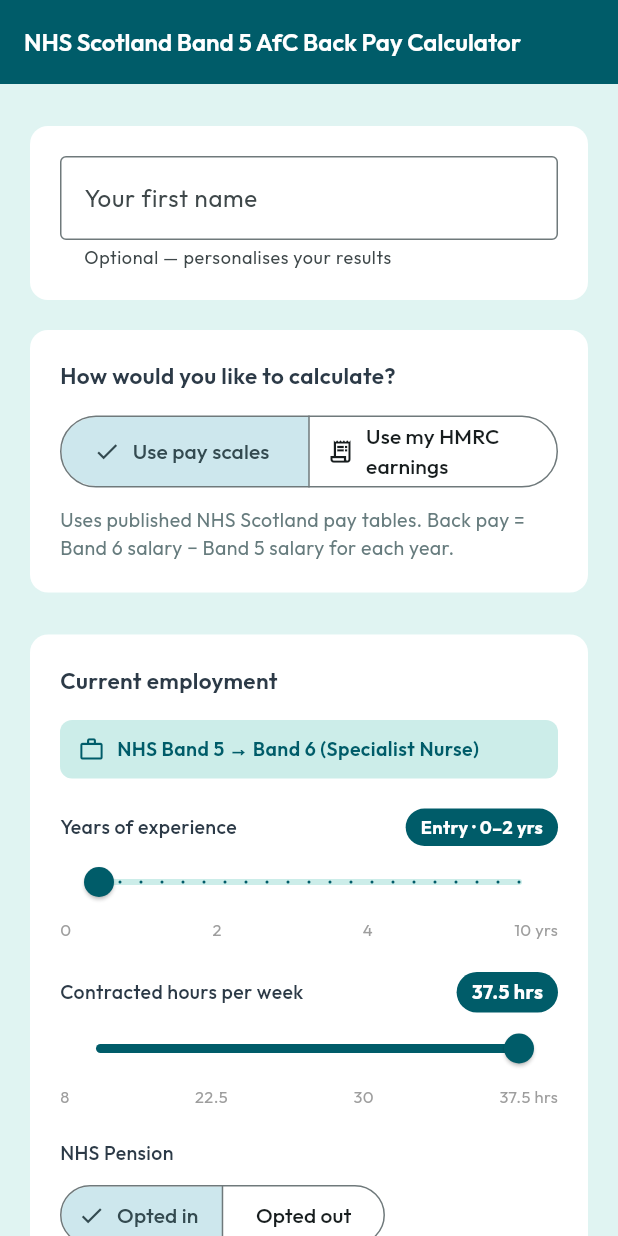
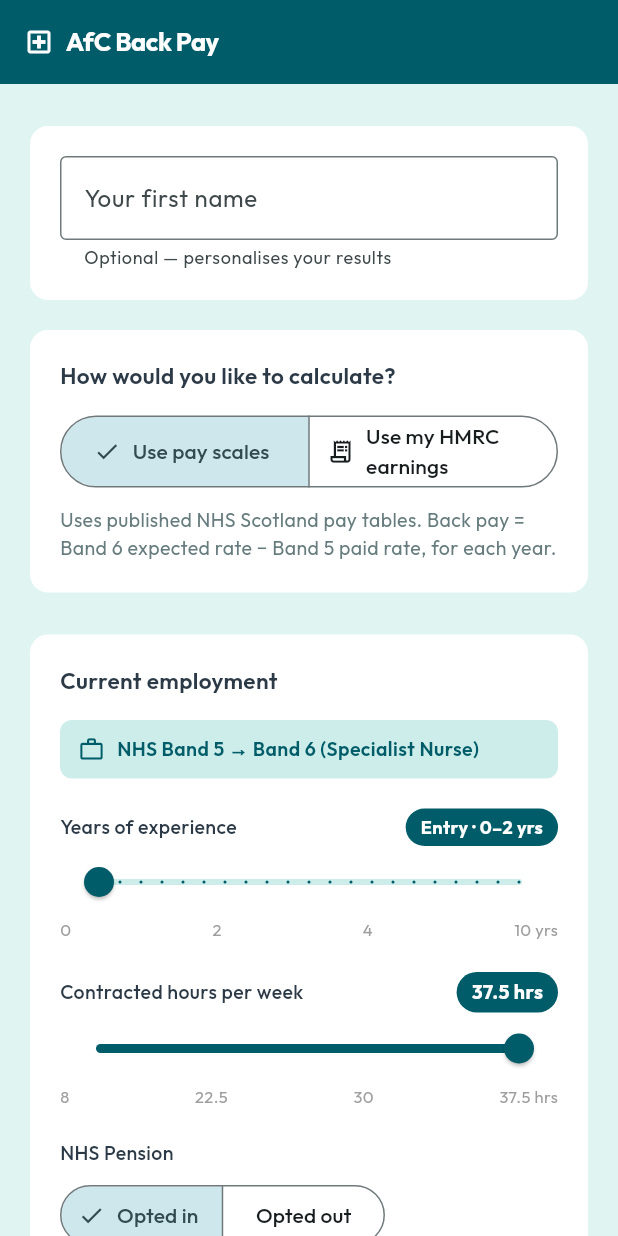
Before and after one commit to neile0/band-5-back-pay-calculator, a Flutter app: the screen it shows after launch, on a phone screen of 412 x 824 dp. Run offline on Flutter 3.47's test engine with Material 3 defaults, Android fonts, the phone set to English and light mode, and no system bars; our stand-ins replace google_fonts.

Commit message:
design: polish UI — appbar, empty/ready states, info tips, tabular figures
- Shorten AppBar title to 'AfC Back Pay' with hospital icon
- Replace weak empty state (grey icon) with circular savings icon + teal heading
- Wrap 'estimate ready' section in a card with check icon + descriptor
- Change _infoTip from full mint background to left-border accent style
- Add receipt icon to _breakdownCard header
- Year badge borderRadius 4 → 6 (consistent with card language)
- FontFeature.tabularFigures() on all financial values so columns stay aligned during counter animation
- Clarify pay scale mode description copy

Co-Authored-By: Claude Sonnet 4.6 <noreply@anthropic.com>

```diff
--- a/lib/calculator_page.dart
+++ b/lib/calculator_page.dart
@@ -166,9 +166,19 @@ class _CalculatorPageState extends State<CalculatorPage> {
       appBar: AppBar(
         backgroundColor: _teal,
         foregroundColor: Colors.white,
-        title: const Text(
-          'NHS Scotland Band 5 AfC Back Pay Calculator',
-          style: TextStyle(fontSize: 16, fontWeight: FontWeight.w600),
+        title: const Row(
+          mainAxisSize: MainAxisSize.min,
+          children: [
+            Icon(Icons.local_hospital_outlined, size: 20),
+            SizedBox(width: 8),
+            Text(
+              'AfC Back Pay',
+              style: TextStyle(
+                  fontSize: 17,
+                  fontWeight: FontWeight.w700,
+                  letterSpacing: -0.3),
+            ),
+          ],
         ),
         elevation: 0,
       ),
@@ -255,8 +265,8 @@ class _CalculatorPageState extends State<CalculatorPage> {
             const SizedBox(height: 8),
             Text(
               _mode == CalcMode.payScale
-                  ? 'Uses published NHS Scotland pay tables. Back pay = Band 6 salary − Band 5 salary for each year.'
-                  : 'Uses your actual gross earnings from HMRC vs Band 6 expected pay. More accurate if you received overtime pay or shift enhancements.',
+                  ? 'Uses published NHS Scotland pay tables. Back pay = Band 6 expected rate − Band 5 paid rate, for each year.'
+                  : 'Uses your actual gross earnings from HMRC compared to the expected Band 6 rate. More accurate if you received overtime or shift enhancements.',
               style: TextStyle(fontSize: 13, color: _textSecondary),
             ),
           ],
@@ -587,18 +597,35 @@ class _CalculatorPageState extends State<CalculatorPage> {
     if (_result == null) {
       return _card(
         child: Padding(
-          padding: const EdgeInsets.symmetric(vertical: 24),
+          padding: const EdgeInsets.symmetric(vertical: 28),
           child: Column(
             children: [
-              const Icon(Icons.calculate_outlined,
-                  size: 40, color: _mintBadge),
-              const SizedBox(height: 12),
+              Container(
+                width: 64,
+                height: 64,
+                decoration: const BoxDecoration(
+                  color: _mintBadge,
+                  shape: BoxShape.circle,
+                ),
+                child: const Icon(Icons.savings_outlined,
+                    size: 30, color: _teal),
+              ),
+              const SizedBox(height: 16),
               Text(
                 _mode == CalcMode.hmrc
-                    ? 'Enter your HMRC earnings above to see your estimate.'
-                    : 'Fill in your details above to see your estimate.',
+                    ? 'Enter your HMRC earnings above'
+                    : 'Fill in your details above',
                 textAlign: TextAlign.center,
-                style: TextStyle(fontSize: 14, color: Colors.grey[500]),
+                style: const TextStyle(
+                    fontSize: 15,
+                    fontWeight: FontWeight.w600,
+                    color: _teal),
+              ),
+              const SizedBox(height: 4),
+              Text(
+                'Your back pay estimate will appear here',
+                textAlign: TextAlign.center,
+                style: TextStyle(fontSize: 13, color: _textSecondary),
               ),
             ],
           ),
@@ -606,38 +633,66 @@ class _CalculatorPageState extends State<CalculatorPage> {
       );
     }
 
-    return Column(
+    return _card(
+      child: Column(
+        crossAxisAlignment: CrossAxisAlignment.stretch,
         children: [
-        Text(
+          Row(
+            children: [
+              Container(
+                padding: const EdgeInsets.all(8),
+                decoration: const BoxDecoration(
+                  color: _mintBadge,
+                  shape: BoxShape.circle,
+                ),
+                child: const Icon(Icons.check_circle_outline,
+                    color: _teal, size: 22),
+              ),
+              const SizedBox(width: 12),
+              Expanded(
+                child: Column(
+                  crossAxisAlignment: CrossAxisAlignment.start,
+                  children: [
+                    const Text(
                       'Your estimate is ready',
-          textAlign: TextAlign.center,
-          style: const TextStyle(
+                      style: TextStyle(
                           fontSize: 15,
-              fontWeight: FontWeight.w600,
+                          fontWeight: FontWeight.w700,
                           color: _teal),
                     ),
-        const SizedBox(height: 12),
+                    Text(
+                      'Tap below to see your figures',
+                      style: TextStyle(fontSize: 12, color: _textSecondary),
+                    ),
+                  ],
+                ),
+              ),
+            ],
+          ),
+          const SizedBox(height: 16),
           _RevealButton(onPressed: _reveal),
         ],
+      ),
     );
   }
 
   // ── Helpers ───────────────────────────────────────────────────────────────
 
   Widget _infoTip(String text) => Container(
-        padding: const EdgeInsets.symmetric(horizontal: 10, vertical: 8),
-        decoration: BoxDecoration(
-          color: _mintBadge,
-          borderRadius: BorderRadius.circular(6),
+        padding: const EdgeInsets.fromLTRB(12, 8, 10, 8),
+        decoration: const BoxDecoration(
+          border: Border(left: BorderSide(color: _teal, width: 3)),
+          color: Color(0xFFD9F0ED),
         ),
         child: Row(
           crossAxisAlignment: CrossAxisAlignment.start,
           children: [
-            const Icon(Icons.info_outline, size: 15, color: _teal),
+            const Icon(Icons.info_outline, size: 14, color: _teal),
             const SizedBox(width: 8),
             Expanded(
               child: Text(text,
-                  style: const TextStyle(fontSize: 12, color: _teal)),
+                  style: const TextStyle(
+                      fontSize: 12, color: _teal, height: 1.4)),
             ),
           ],
         ),
@@ -800,6 +855,7 @@ class _ResultScreenState extends State<_ResultScreen>
                               fontWeight: FontWeight.w800,
                               letterSpacing: -1.5,
                               height: 1.1,
+                              fontFeatures: [FontFeature.tabularFigures()],
                             ),
                           ),
                         ],
@@ -824,6 +880,7 @@ class _ResultScreenState extends State<_ResultScreen>
                                 fontSize: 22,
                                 fontWeight: FontWeight.w600,
                                 letterSpacing: -0.5,
+                                fontFeatures: [FontFeature.tabularFigures()],
                               ),
                             ),
                           ],
@@ -894,8 +951,24 @@ class _ResultScreenState extends State<_ResultScreen>
         child: Column(
           crossAxisAlignment: CrossAxisAlignment.start,
           children: [
+            Row(
+              children: [
+                Container(
+                  width: 30,
+                  height: 30,
+                  decoration: const BoxDecoration(
+                    color: _mintBadge,
+                    shape: BoxShape.circle,
+                  ),
+                  child: const Icon(Icons.receipt_long_outlined,
+                      size: 15, color: _teal),
+                ),
+                const SizedBox(width: 10),
                 const Text('How it breaks down',
-                style: TextStyle(fontWeight: FontWeight.w700, fontSize: 15)),
+                    style: TextStyle(
+                        fontWeight: FontWeight.w700, fontSize: 15)),
+              ],
+            ),
             const SizedBox(height: 16),
             _row('Total gross back pay', r.totalGross),
             _row('  Income tax (est.)', -r.totalTax),
@@ -930,7 +1003,7 @@ class _ResultScreenState extends State<_ResultScreen>
                         horizontal: 10, vertical: 4),
                     decoration: BoxDecoration(
                       color: _mintBadge,
-                      borderRadius: BorderRadius.circular(4),
+                      borderRadius: BorderRadius.circular(6),
                     ),
                     child: Text(y.year.label,
                         style: const TextStyle(
@@ -984,20 +1057,23 @@ class _ResultScreenState extends State<_ResultScreen>
       );
 
   Widget _row(String label, double value, {bool bold = false, Color? color}) {
-    final style = TextStyle(
+    final labelStyle = TextStyle(
       fontWeight: bold ? FontWeight.w700 : FontWeight.normal,
       color: color ?? Colors.black87,
       fontSize: 14,
+    );
+    final valueStyle = labelStyle.copyWith(
+      fontFeatures: const [FontFeature.tabularFigures()],
     );
     return Padding(
       padding: const EdgeInsets.symmetric(vertical: 3),
       child: Row(
         mainAxisAlignment: MainAxisAlignment.spaceBetween,
         children: [
-          Text(label, style: style),
+          Text(label, style: labelStyle),
           Text(
             value >= 0 ? _fmt.format(value) : '-${_fmt.format(-value)}',
-            style: style,
+            style: valueStyle,
           ),
         ],
       ),
```
Lines whose indentation alone changed are shown as unchanged.
